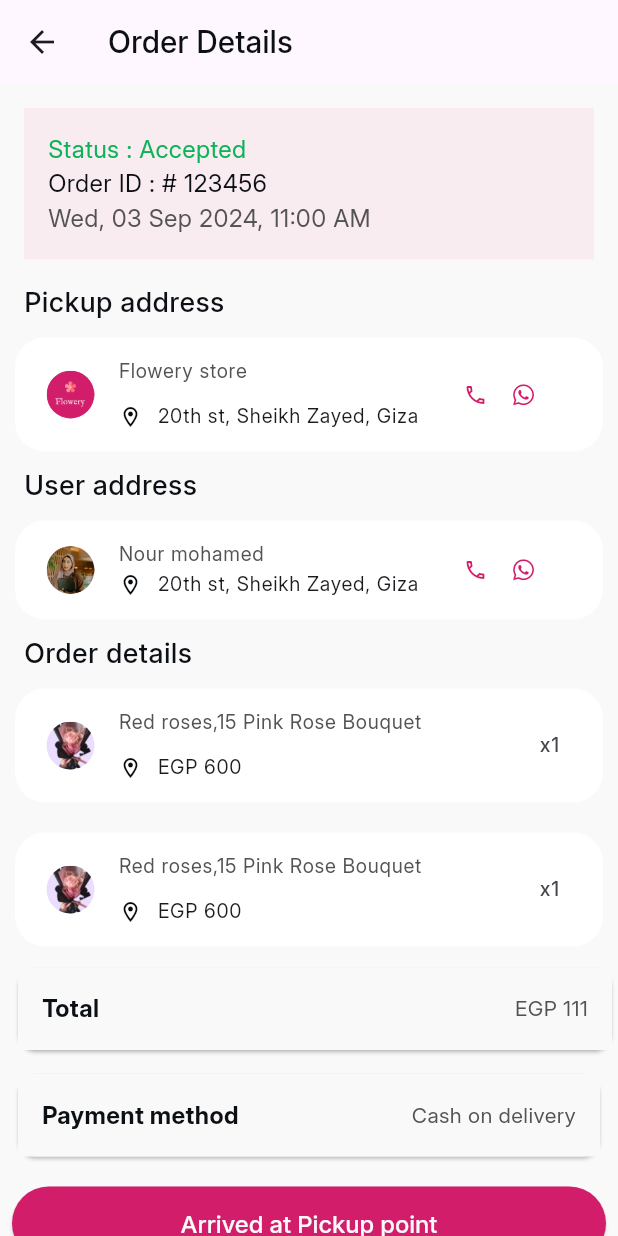
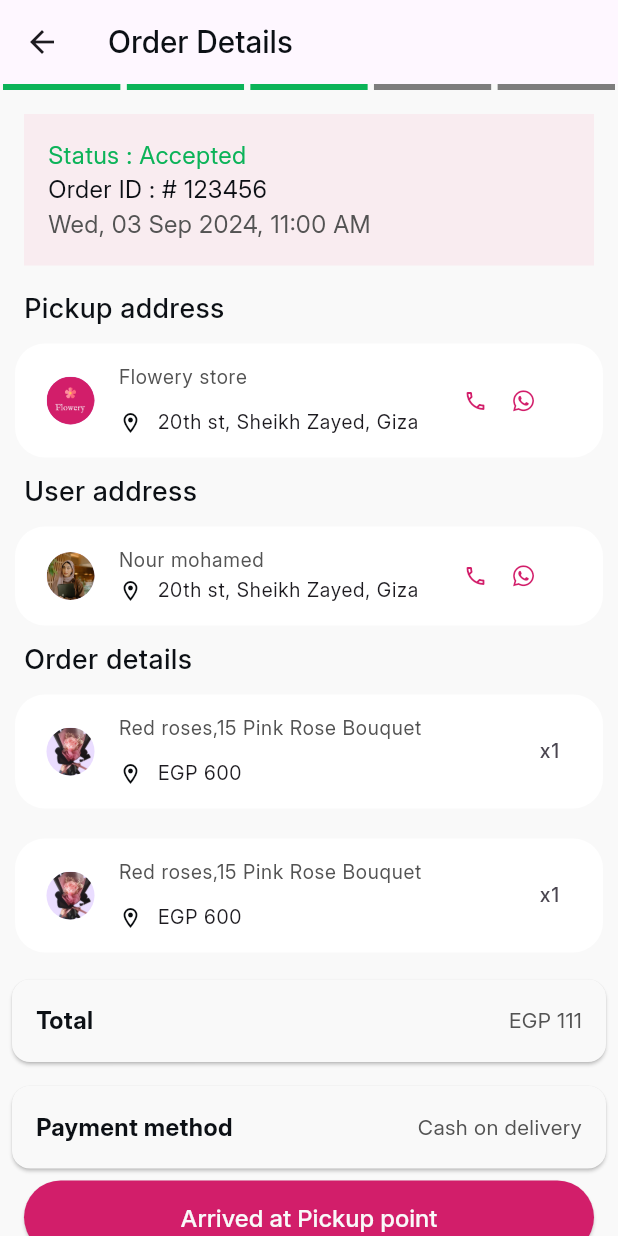
Before and after one commit to rafify2711/Traking-App, a Flutter app: the screen it shows after launch, after a tap on "Flower order", on a phone screen of 412 x 824 dp. Run offline on Flutter 3.47's test engine with Material 3 defaults, Android fonts, the phone set to English and light mode, and no system bars; drawn by our look-alikes of step_progress_indicator; our stand-ins replace bloc, dio, easy_localization, equatable, flutter_bloc, flutter_secure_storage and 7 more; generated files the repository leaves out were written again; network calls fail.

Commit message:
add steps progress indicator

```diff
--- a/lib/core/api_manger/api_service.dart
+++ b/lib/core/api_manger/api_service.dart
@@ -1,10 +1,10 @@
 import 'package:dio/dio.dart';
-import 'package:injectable/injectable.dart';
 import 'package:retrofit/error_logger.dart';
 import 'package:retrofit/http.dart';
 import 'package:tracking_app/core/utils/constants.dart';
 import 'package:tracking_app/features/apply/data/models/apply_model/apply_response/apply_response.dart';
-import 'package:tracking_app/features/apply/data/models/get_all_vehicles_response/get_all_vehicles_response.dart';import 'package:tracking_app/features/auth/login/data/model/login_request.dart';
+import 'package:tracking_app/features/apply/data/models/get_all_vehicles_response/get_all_vehicles_response.dart';
+import 'package:tracking_app/features/auth/login/data/model/login_request.dart';
 import 'package:tracking_app/features/auth/login/data/model/login_response.dart';
 import 'package:tracking_app/features/auth/forget_password/data/models/request/forget_password_request.dart';
 import 'package:tracking_app/features/auth/forget_password/data/models/request/otp_request.dart';
@@ -13,7 +13,6 @@ import 'package:tracking_app/features/auth/forget_password/data/models/response/
 import 'package:tracking_app/features/auth/forget_password/data/models/response/otp_response.dart';
 import 'package:tracking_app/features/auth/forget_password/data/models/response/reset_password_response.dart';
 part 'api_service.g.dart';
-
 
 @RestApi(baseUrl: Constants.baseUrl)
 abstract class ApiService {
@@ -37,5 +36,4 @@ abstract class ApiService {
 
   @GET(Constants.getAllVehiclesEndpoint)
   Future<GetAllVehiclesResponse> getAllVehicles();
-
 }
--- a/lib/core/utils/application_theme.dart
+++ b/lib/core/utils/application_theme.dart
@@ -64,7 +64,7 @@ abstract class ApplicationTheme {
         minimumSize: const Size(double.infinity, 48),
       ),
     ),
-    bottomNavigationBarTheme: BottomNavigationBarThemeData(
+    bottomNavigationBarTheme: const BottomNavigationBarThemeData(
       backgroundColor: PalletsColors.whiteBase,
       selectedItemColor: PalletsColors.mainColorBase,
       unselectedItemColor: PalletsColors.white80,
--- a/lib/core/utils/widgets/custom_text_form_fieled.dart
+++ b/lib/core/utils/widgets/custom_text_form_fieled.dart
@@ -48,7 +48,7 @@ class CustomTextFormFieled extends StatelessWidget {
           color: PalletsColors.white90,
         ),
         floatingLabelBehavior: FloatingLabelBehavior.always,
-        contentPadding: EdgeInsets.all(18),
+        contentPadding: const EdgeInsets.all(18),
         suffixIcon: suffix,
 
         errorBorder: const OutlineInputBorder(
--- a/lib/features/apply/presentation/view/widgets/country_drop_down_list.dart
+++ b/lib/features/apply/presentation/view/widgets/country_drop_down_list.dart
@@ -23,7 +23,7 @@ class CountryDropDownList extends StatelessWidget {
   @override
   Widget build(BuildContext context) {
     return DropdownButtonFormField<CountryModel>(
-      icon: Icon(
+      icon: const Icon(
         Icons.keyboard_arrow_down_rounded,
         color: PalletsColors.white90,
       ),
@@ -64,11 +64,11 @@ class CountryDropDownList extends StatelessWidget {
         hintStyle: ApplicationTheme.themeData.textTheme.bodyLarge?.copyWith(
           color: PalletsColors.white70,
         ),
-        contentPadding: EdgeInsets.all(18),
-        border: OutlineInputBorder(
+        contentPadding: const EdgeInsets.all(18),
+        border: const OutlineInputBorder(
           borderSide: BorderSide(color: PalletsColors.gray),
         ),
-        focusedBorder: OutlineInputBorder(
+        focusedBorder: const OutlineInputBorder(
           borderSide: BorderSide(color: PalletsColors.gray),
         ),
       ),
--- a/lib/features/apply/presentation/view/widgets/vehicle_drop_down_list.dart
+++ b/lib/features/apply/presentation/view/widgets/vehicle_drop_down_list.dart
@@ -22,14 +22,16 @@ class VehicleDropDownList extends StatelessWidget {
   @override
   Widget build(BuildContext context) {
     return DropdownButtonFormField<Vehicle>(
-      icon: Icon(
+      icon: const Icon(
         Icons.keyboard_arrow_down_rounded,
         color: PalletsColors.white90,
       ),
       value: selectedItem,
       onChanged: onChanged,
       isExpanded: true,
-         items: items.map(
+      items:
+          items
+              .map(
                 (v) => DropdownMenuItem<Vehicle>(
                   value: v,
                   child: Text(
@@ -40,7 +42,8 @@ class VehicleDropDownList extends StatelessWidget {
                         ?.copyWith(color: PalletsColors.blackBase),
                   ),
                 ),
-      ).toList(),
+              )
+              .toList(),
 
       decoration: InputDecoration(
         labelText: labelText,
@@ -51,11 +54,11 @@ class VehicleDropDownList extends StatelessWidget {
         hintStyle: ApplicationTheme.themeData.textTheme.bodyLarge?.copyWith(
           color: PalletsColors.white70,
         ),
-        contentPadding: EdgeInsets.all(18),
-        border: OutlineInputBorder(
+        contentPadding: const EdgeInsets.all(18),
+        border: const OutlineInputBorder(
           borderSide: BorderSide(color: PalletsColors.gray),
         ),
-        focusedBorder: OutlineInputBorder(
+        focusedBorder: const OutlineInputBorder(
           borderSide: BorderSide(color: PalletsColors.gray),
         ),
       ),
--- a/lib/features/apply/presentation/view_model/cubit/apply_state.dart
+++ b/lib/features/apply/presentation/view_model/cubit/apply_state.dart
@@ -7,7 +7,7 @@ import 'package:tracking_app/features/apply/data/models/get_all_vehicles_respons
 import 'package:tracking_app/features/apply/data/models/get_all_vehicles_response/vehicle.dart';
 
 class ApplyState extends Equatable {
-   ApplyState(   {
+  ApplyState({
     this.errorMessage,
     this.selectedVehicle,
     this.applyState,
@@ -17,8 +17,6 @@ class ApplyState extends Equatable {
     this.countries = const [],
     this.vehicles,
     this.isLoading = false,
-
-
   });
 
   final BaseState? applyState;
@@ -50,10 +48,10 @@ class ApplyState extends Equatable {
       selectedGender: selectedGender ?? this.selectedGender,
       selectedCountry: selectedCountry ?? this.selectedCountry,
       countries: countries ?? this.countries,
-      vehicles: vehiclesResponse ?? this.vehicles,
+      vehicles: vehiclesResponse ?? vehicles,
       isLoading: isLoading ?? this.isLoading,
       selectedVehicle: selectedVehicle ?? this.selectedVehicle,
-      errorMessage:  errorMessage ?? this.errorMessage,
+      errorMessage: errorMessage ?? this.errorMessage,
     );
   }
 
@@ -66,7 +64,7 @@ class ApplyState extends Equatable {
     countries,
     vehicles,
     isLoading,
-   selectedVehicle,
-    errorMessage
+    selectedVehicle,
+    errorMessage,
   ];
 }
--- a/lib/features/home/presentation/home_view.dart
+++ b/lib/features/home/presentation/home_view.dart
@@ -12,14 +12,14 @@ class HomeView extends StatelessWidget {
         backgroundColor: PalletsColors.whiteBase,
         appBar: AppBar(
           backgroundColor: PalletsColors.whiteBase,
-          title: Text(
+          title: const Text(
             "Flowery rider",
             style: TextStyle(color: PalletsColors.mainColorBase),
           ),
         ),
-        body: SingleChildScrollView(
+        body: const SingleChildScrollView(
           child: Padding(
-            padding: const EdgeInsets.all(8.0),
+            padding: EdgeInsets.all(8.0),
             child: Column(
               crossAxisAlignment: CrossAxisAlignment.start,
               children: [FlowerOrderCard(), FlowerOrderCard()],
--- a/lib/features/home/presentation/order_details_view.dart
+++ b/lib/features/home/presentation/order_details_view.dart
@@ -1,4 +1,5 @@
 import 'package:flutter/material.dart';
+import 'package:step_progress_indicator/step_progress_indicator.dart';
 import 'package:tracking_app/core/utils/app_text_styles.dart';
 import 'package:tracking_app/core/utils/colors.dart';
 import 'package:tracking_app/features/home/presentation/widgets/order_details_widget.dart';
@@ -13,20 +14,24 @@ class OrderDetailsView extends StatelessWidget {
     return SafeArea(
       child: Scaffold(
         backgroundColor: PalletsColors.whiteBase,
-        appBar: AppBar(title: Text("Order Details")),
+        appBar: AppBar(title: const Text("Order Details")),
         body: SingleChildScrollView(
           child: Column(
             crossAxisAlignment: CrossAxisAlignment.start,
             children: [
+              StepProgressIndicator(
+                totalSteps: 5,
+                currentStep: 3,
+                selectedColor: PalletsColors.success,
+                unselectedColor: PalletsColors.white80,
+              ),
               Padding(
                 padding: const EdgeInsets.all(16.0),
                 child: Container(
-                  padding: EdgeInsets.all(16),
+                  padding: const EdgeInsets.all(16),
                   color: PalletsColors.lightPink,
                   child: Column(
                     crossAxisAlignment: CrossAxisAlignment.stretch,
-                    mainAxisAlignment: MainAxisAlignment.start,
-
                     children: [
                       Text(
                         "Status : Accepted ",
@@ -82,13 +87,11 @@ class OrderDetailsView extends StatelessWidget {
                   ),
                 ),
               ),
-              OrderDetailsWidget(),
-              OrderDetailsWidget(),
-
+              const OrderDetailsWidget(),
+              const OrderDetailsWidget(),
               Padding(
-                padding: const EdgeInsets.only(left: 8),
+                padding: const EdgeInsets.all(4),
                 child: Card(
-                  child: Container(
                   color: PalletsColors.whiteBase,
                   child: Padding(
                     padding: const EdgeInsets.all(16.0),
@@ -101,7 +104,7 @@ class OrderDetailsView extends StatelessWidget {
                             fontWeight: FontWeight.bold,
                           ),
                         ),
-                          Spacer(),
+                        const Spacer(),
                         Text(
                           "EGP 111",
                           style: AppTextStyles.instance.textStyle14.copyWith(
@@ -113,12 +116,9 @@ class OrderDetailsView extends StatelessWidget {
                   ),
                 ),
               ),
-              ),
-
               Padding(
-                padding: const EdgeInsets.all(8.0),
+                padding: const EdgeInsets.all(4),
                 child: Card(
-                  child: Container(
                   color: PalletsColors.whiteBase,
                   child: Padding(
                     padding: const EdgeInsets.all(16.0),
@@ -131,7 +131,7 @@ class OrderDetailsView extends StatelessWidget {
                             fontWeight: FontWeight.bold,
                           ),
                         ),
-                          Spacer(),
+                        const Spacer(),
                         Text(
                           "Cash on delivery",
                           style: AppTextStyles.instance.textStyle14.copyWith(
@@ -143,12 +143,11 @@ class OrderDetailsView extends StatelessWidget {
                   ),
                 ),
               ),
-              ),
               Padding(
-                padding: const EdgeInsets.all(8.0),
+                padding: const EdgeInsets.only(left: 16, right: 16),
                 child: ElevatedButton(
                   onPressed: () {},
-                  child: Text("Arrived at Pickup point"),
+                  child: const Text("Arrived at Pickup point"),
                 ),
               ),
             ],
--- a/lib/features/home/presentation/widgets/flower_order_card.dart
+++ b/lib/features/home/presentation/widgets/flower_order_card.dart
@@ -31,13 +31,13 @@ class FlowerOrderCard extends StatelessWidget {
                   ),
                 ),
               ),
-              Padding(
-                padding: const EdgeInsets.only(left: 16, bottom: 8),
+              const Padding(
+                padding: EdgeInsets.only(left: 16, bottom: 8),
                 child: Text("Pickup address"),
               ),
               PickUpAddressWidget(withTrailing: false),
-              Padding(
-                padding: const EdgeInsets.only(left: 16),
+              const Padding(
+                padding: EdgeInsets.only(left: 16),
                 child: Text("User address"),
               ),
               UserAddressWidget(withTrailing: false),
@@ -57,7 +57,7 @@ class FlowerOrderCard extends StatelessWidget {
                       width: 111,
                       child: OutlinedButton(
                         onPressed: () {},
-                        child: Text("Reject"),
+                        child: const Text("Reject"),
                       ),
                     ),
                     SizedBox(
@@ -65,7 +65,7 @@ class FlowerOrderCard extends StatelessWidget {
                       // flex: 1,
                       child: ElevatedButton(
                         onPressed: () {},
-                        child: Text("Accept"),
+                        child: const Text("Accept"),
                       ),
                     ),
                   ],
--- a/lib/features/home/presentation/widgets/order_details_widget.dart
+++ b/lib/features/home/presentation/widgets/order_details_widget.dart
@@ -12,14 +12,14 @@ class OrderDetailsWidget extends StatelessWidget {
 
       children: [
         Container(
-          margin: EdgeInsets.all(10),
-          padding: EdgeInsets.all(5),
+          margin: const EdgeInsets.all(10),
+          padding: const EdgeInsets.all(5),
           decoration: BoxDecoration(
             borderRadius: BorderRadius.circular(20),
             color: Colors.white,
           ),
           child: ListTile(
-            leading: CircleAvatar(
+            leading: const CircleAvatar(
               backgroundImage: AssetImage("assets/images/image 2.png"),
               radius: 16,
             ),
@@ -33,21 +33,21 @@ class OrderDetailsWidget extends StatelessWidget {
                     color: PalletsColors.gray,
                   ),
                 ),
-                SizedBox(height: 10),
+                const SizedBox(height: 10),
                 Row(
                   children: [
-                    Icon(
+                    const Icon(
                       Icons.location_on_outlined,
                       size: 16,
                       color: PalletsColors.black70,
                     ),
-                    SizedBox(width: 10),
+                    const SizedBox(width: 10),
                     Text("EGP 600 ", style: AppTextStyles.instance.textStyle13),
                   ],
                 ),
               ],
             ),
-            trailing: Text("x1"),
+            trailing: const Text("x1"),
           ),
         ),
       ],
--- a/lib/features/home/presentation/widgets/pick_up_address_widget.dart
+++ b/lib/features/home/presentation/widgets/pick_up_address_widget.dart
@@ -14,14 +14,14 @@ class PickUpAddressWidget extends StatelessWidget {
 
       children: [
         Container(
-          margin: EdgeInsets.all(10),
-          padding: EdgeInsets.all(5),
+          margin: const EdgeInsets.all(10),
+          padding: const EdgeInsets.all(5),
           decoration: BoxDecoration(
             borderRadius: BorderRadius.circular(20),
             color: Colors.white,
           ),
           child: ListTile(
-            leading: CircleAvatar(
+            leading: const CircleAvatar(
               backgroundImage: AssetImage("assets/images/Flowery logo.png"),
               radius: 16,
             ),
@@ -35,15 +35,15 @@ class PickUpAddressWidget extends StatelessWidget {
                     color: PalletsColors.gray,
                   ),
                 ),
-                SizedBox(height: 10),
+                const SizedBox(height: 10),
                 Row(
                   children: [
-                    Icon(
+                    const Icon(
                       Icons.location_on_outlined,
                       size: 16,
                       color: PalletsColors.black70,
                     ),
-                    SizedBox(width: 10),
+                    const SizedBox(width: 10),
                     Text(
                       "20th st, Sheikh Zayed, Giza ",
                       style: AppTextStyles.instance.textStyle13,
@@ -61,14 +61,14 @@ class PickUpAddressWidget extends StatelessWidget {
                         children: [
                           InkWell(
                             onTap: () {},
-                            child: Icon(
+                            child: const Icon(
                               Icons.local_phone_outlined,
                               color: PalletsColors.mainColorBase,
                               size: 16,
                             ),
                           ),
                           IconButton(
-                            icon: FaIcon(
+                            icon: const FaIcon(
                               FontAwesomeIcons.whatsapp,
                               color: PalletsColors.mainColorBase,
                               size: 16,
@@ -78,7 +78,7 @@ class PickUpAddressWidget extends StatelessWidget {
                         ],
                       ),
                     )
-                    : Text(""),
+                    : const Text(""),
           ),
         ),
       ],
--- a/lib/features/home/presentation/widgets/user_address_widget.dart
+++ b/lib/features/home/presentation/widgets/user_address_widget.dart
@@ -13,14 +13,14 @@ class UserAddressWidget extends StatelessWidget {
       crossAxisAlignment: CrossAxisAlignment.start,
       children: [
         Container(
-          margin: EdgeInsets.all(10),
-          padding: EdgeInsets.all(5),
+          margin: const EdgeInsets.all(10),
+          padding: const EdgeInsets.all(5),
           decoration: BoxDecoration(
             borderRadius: BorderRadius.circular(20),
             color: Colors.white,
           ),
           child: ListTile(
-            leading: CircleAvatar(
+            leading: const CircleAvatar(
               backgroundImage: AssetImage("assets/images/Photo.png"),
               radius: 16,
             ),
@@ -36,12 +36,12 @@ class UserAddressWidget extends StatelessWidget {
                 ),
                 Row(
                   children: [
-                    Icon(
+                    const Icon(
                       Icons.location_on_outlined,
                       size: 16,
                       color: PalletsColors.black70,
                     ),
-                    SizedBox(width: 10),
+                    const SizedBox(width: 10),
                     Text(
                       "20th st, Sheikh Zayed, Giza ",
                       style: AppTextStyles.instance.textStyle13,
@@ -59,14 +59,14 @@ class UserAddressWidget extends StatelessWidget {
                         children: [
                           InkWell(
                             onTap: () {},
-                            child: Icon(
+                            child: const Icon(
                               Icons.local_phone_outlined,
                               color: PalletsColors.mainColorBase,
                               size: 16,
                             ),
                           ),
                           IconButton(
-                            icon: FaIcon(
+                            icon: const FaIcon(
                               FontAwesomeIcons.whatsapp,
                               color: PalletsColors.mainColorBase,
                               size: 16,
@@ -76,7 +76,7 @@ class UserAddressWidget extends StatelessWidget {
                         ],
                       ),
                     )
-                    : Text(""),
+                    : const Text(""),
           ),
         ),
       ],
--- a/pubspec.yaml
+++ b/pubspec.yaml
@@ -49,6 +49,7 @@ dependencies:
   bloc_test: ^10.0.0
   flutter_localizations:
     sdk: flutter
+  step_progress_indicator: ^1.0.2
 
 dev_dependencies:
   build_runner: ^2.3.3
```
Also changed, not shown: pubspec.lock. Lines whose indentation alone changed are shown as unchanged.
